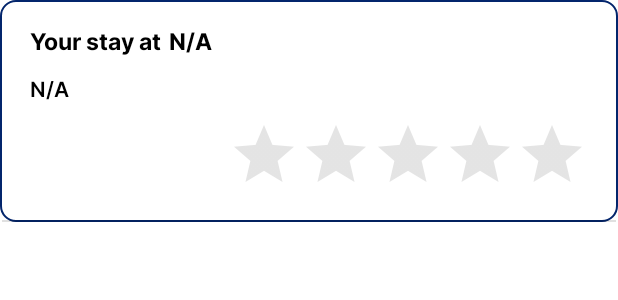
After one commit to katerinamant/lapis, an Android app: the layout stay_list_item.xml on its own in the app's theme, with its tools: preview values and no code run, on a phone screen of 412 x 824 dp. The commit adds this screen. Shown: the top 300 px of the screen. Run offline under Robolectric (Android 15) with nearby library versions, the phone set to English and light mode, and no system bars.

Commit message:
add stay list item layout

```diff
--- /dev/null
+++ b/app/src/main/res/layout/stay_list_item.xml
@@ -0,0 +1,69 @@
+<?xml version="1.0" encoding="utf-8"?>
+<androidx.constraintlayout.widget.ConstraintLayout xmlns:android="http://schemas.android.com/apk/res/android"
+    xmlns:app="http://schemas.android.com/apk/res-auto"
+    android:id="@+id/stay_list_constraint_layout"
+    android:layout_width="match_parent"
+    android:layout_height="wrap_content"
+    android:background="@drawable/list_item_rounded_with_color">
+
+    <View
+        android:id="@+id/divider4"
+        android:layout_width="409dp"
+        android:layout_height="1dp"
+        android:layout_marginTop="10dp"
+        android:background="?android:attr/listDivider"
+        app:layout_constraintEnd_toEndOf="parent"
+        app:layout_constraintStart_toStartOf="parent"
+        app:layout_constraintTop_toBottomOf="@+id/stay_item_rating_bar" />
+
+    <TextView
+        android:id="@+id/stay_item_title"
+        android:layout_width="wrap_content"
+        android:layout_height="wrap_content"
+        android:layout_marginStart="20dp"
+        android:layout_marginTop="16dp"
+        android:fontFamily="@font/inter_bold"
+        android:text="@string/your_stay_at"
+        android:textColor="@color/black"
+        android:textSize="15sp"
+        app:layout_constraintStart_toStartOf="parent"
+        app:layout_constraintTop_toTopOf="parent" />
+
+    <TextView
+        android:id="@+id/stay_item_rental_name"
+        android:layout_width="wrap_content"
+        android:layout_height="wrap_content"
+        android:layout_marginStart="5dp"
+        android:layout_marginTop="16dp"
+        android:fontFamily="@font/inter_bold"
+        android:text="@string/na"
+        android:textColor="@color/black"
+        android:textSize="15sp"
+        app:layout_constraintStart_toEndOf="@+id/stay_item_title"
+        app:layout_constraintTop_toTopOf="parent" />
+
+    <TextView
+        android:id="@+id/stay_item_dates"
+        android:layout_width="wrap_content"
+        android:layout_height="wrap_content"
+        android:layout_marginStart="20dp"
+        android:layout_marginTop="10dp"
+        android:fontFamily="@font/inter_semibold"
+        android:text="@string/na"
+        android:textColor="@color/black"
+        android:textSize="14sp"
+        app:layout_constraintStart_toStartOf="parent"
+        app:layout_constraintTop_toBottomOf="@+id/stay_item_title" />
+
+    <RatingBar
+        android:id="@+id/stay_item_rating_bar"
+        android:layout_width="wrap_content"
+        android:layout_height="wrap_content"
+        android:layout_marginTop="10dp"
+        android:layout_marginEnd="20dp"
+        android:isIndicator="false"
+        android:stepSize="0.5"
+        android:theme="@style/RatingBar"
+        app:layout_constraintEnd_toEndOf="parent"
+        app:layout_constraintTop_toBottomOf="@+id/stay_item_dates" />
+</androidx.constraintlayout.widget.ConstraintLayout>
--- a/app/src/main/res/values/strings.xml
+++ b/app/src/main/res/values/strings.xml
@@ -36,4 +36,7 @@
     <string name="edit">Edit</string>
     <string name="phone_number">Phone number</string>
     <string name="rate_your_stays">Rate your stays</string>
+
+    <!-- Stay List Item -->
+    <string name="your_stay_at">Your stay at</string>
 </resources>
```
